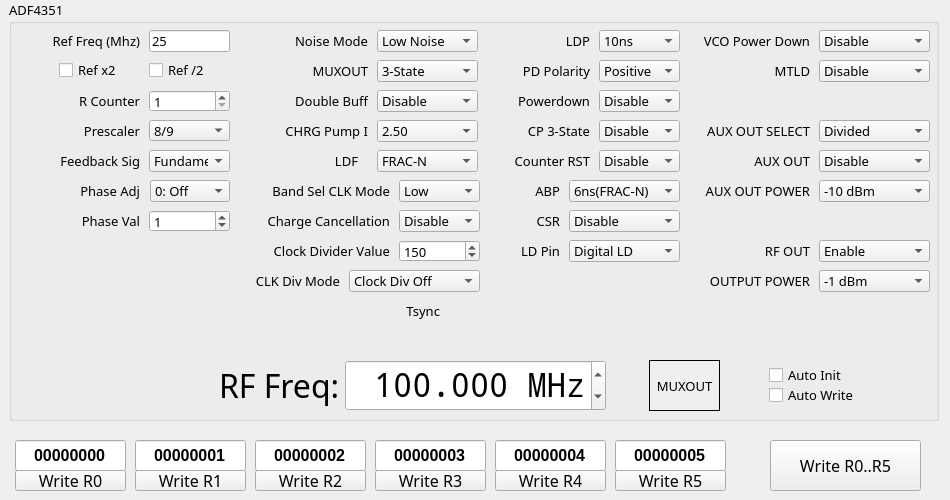
Old version of the form qtgui/usbio.ui in the repository Ho-Ro/adf4351.
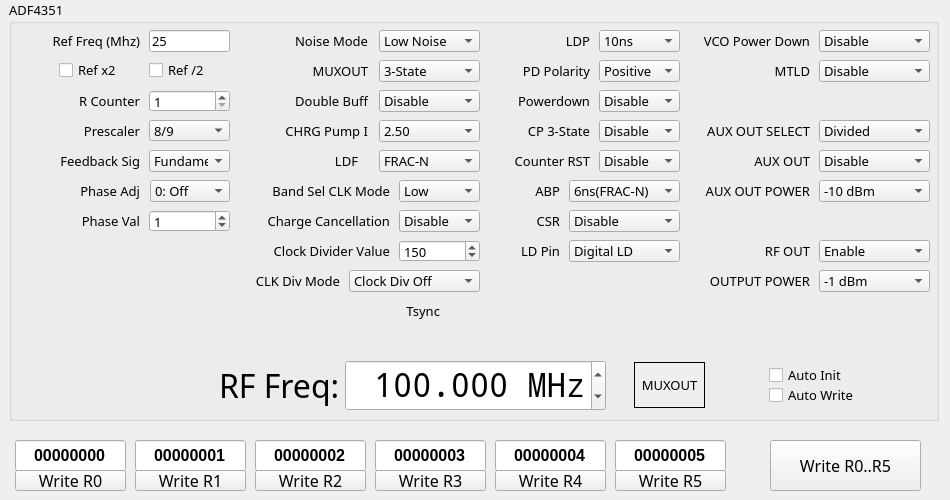
New version of the form. Icons and pictures are not drawn.

Patch:
```diff
--- a/qtgui/usbio.ui
+++ b/qtgui/usbio.ui
@@ -163,7 +163,7 @@
     <widget class="QComboBox" name="comboBox_NOISE_MODE">
      <property name="geometry">
       <rect>
-       <x>368</x>
+       <x>370</x>
        <y>30</y>
        <width>101</width>
        <height>22</height>
@@ -193,7 +193,7 @@
     <widget class="QComboBox" name="comboBox_MUXOUT">
      <property name="geometry">
       <rect>
-       <x>368</x>
+       <x>370</x>
        <y>60</y>
        <width>101</width>
        <height>22</height>
@@ -246,7 +246,7 @@
     <widget class="QComboBox" name="comboBox_double_buff">
      <property name="geometry">
       <rect>
-       <x>368</x>
+       <x>370</x>
        <y>90</y>
        <width>101</width>
        <height>22</height>
@@ -266,7 +266,7 @@
     <widget class="QComboBox" name="comboBox_charge_pump_current">
      <property name="geometry">
       <rect>
-       <x>368</x>
+       <x>370</x>
        <y>120</y>
        <width>101</width>
        <height>22</height>
@@ -359,7 +359,7 @@
     <widget class="QComboBox" name="comboBox_LDF">
      <property name="geometry">
       <rect>
-       <x>368</x>
+       <x>370</x>
        <y>150</y>
        <width>101</width>
        <height>22</height>
@@ -1722,10 +1722,10 @@
     <widget class="QLabel" name="labelMuxOut">
      <property name="geometry">
       <rect>
-       <x>640</x>
-       <y>360</y>
+       <x>625</x>
+       <y>362</y>
        <width>71</width>
-       <height>51</height>
+       <height>46</height>
       </rect>
      </property>
      <property name="autoFillBackground">
```
Left out of the diff: 38 changed lines with no effect on the pictures.
